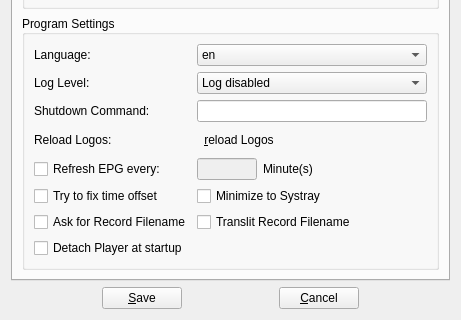
This is forms/csettingsdlg.ui in code-google-com/vlc-record as Qt 5 draws it before an edit; both pictures show x 0 to 461 and y 158 to 478 of the 461 by 478 pixel window. The edited form follows.
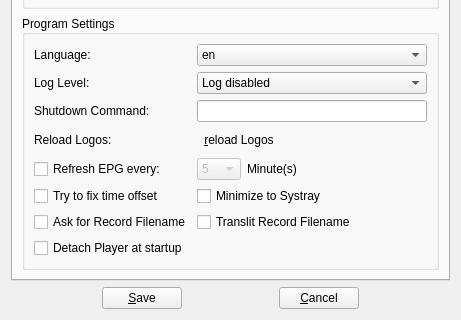
This is the edited form. The open tabs and pages were chosen to show the change. Icons and pictures are not drawn.

```diff
--- a/forms/csettingsdlg.ui
+++ b/forms/csettingsdlg.ui
@@ -500,22 +500,25 @@
           <item row="6" column="1">
            <layout class="QHBoxLayout" name="horizontalLayout_3">
             <item>
-             <widget class="QLineEdit" name="lineInterval">
+             <widget class="QComboBox" name="cbxInterval">
               <property name="enabled">
                <bool>false</bool>
               </property>
-              <property name="minimumSize">
-               <size>
-                <width>40</width>
-                <height>0</height>
-               </size>
-              </property>
-              <property name="maximumSize">
-               <size>
-                <width>60</width>
-                <height>16777215</height>
-               </size>
-              </property>
+              <item>
+               <property name="text">
+                <string>5</string>
+               </property>
+              </item>
+              <item>
+               <property name="text">
+                <string>10</string>
+               </property>
+              </item>
+              <item>
+               <property name="text">
+                <string>15</string>
+               </property>
+              </item>
              </widget>
             </item>
             <item>
```
Left out of the diff: 62 changed lines with no effect on the pictures.
